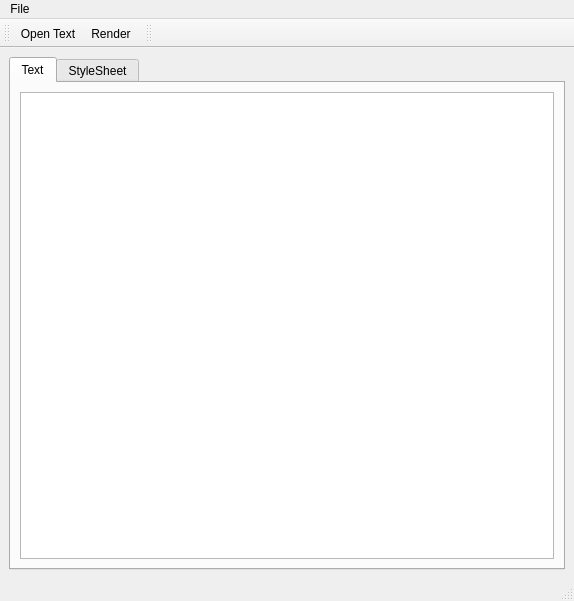
The window that gui/main.ui (rafaelmartins/rst2pdf) describes before a commit, drawn with Qt 5.
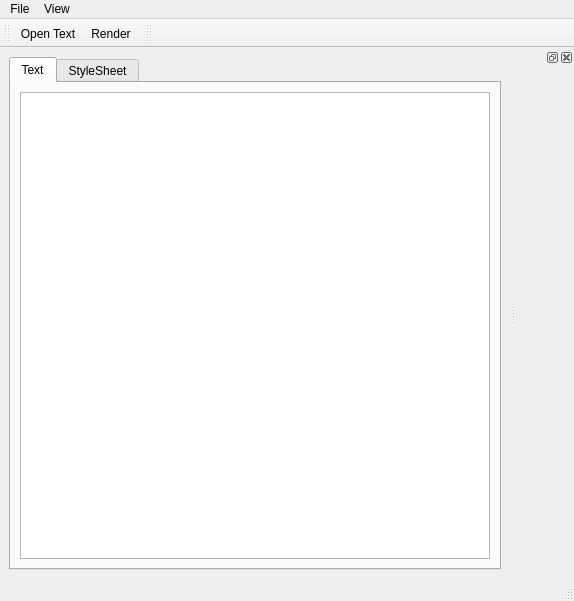
The same window after the commit. Icons and pictures are not drawn. Custom widgets are drawn as their Qt base class.

Commit message: Changed preview to dockwidget, added toggle preview option.

```diff
--- a/gui/main.ui
+++ b/gui/main.ui
@@ -14,18 +14,8 @@
    <string>MainWindow</string>
   </property>
   <widget class="QWidget" name="centralWidget">
-   <layout class="QVBoxLayout" name="verticalLayout">
+   <layout class="QHBoxLayout" name="horizontalLayout_3">
     <item>
-     <widget class="QSplitter" name="splitter">
-      <property name="sizePolicy">
-       <sizepolicy hsizetype="Expanding" vsizetype="Expanding">
-        <horstretch>0</horstretch>
-        <verstretch>0</verstretch>
-       </sizepolicy>
-      </property>
-      <property name="orientation">
-       <enum>Qt::Horizontal</enum>
-      </property>
       <widget class="QTabWidget" name="tabWidget">
        <property name="sizePolicy">
         <sizepolicy hsizetype="Expanding" vsizetype="Expanding">
@@ -69,7 +59,6 @@
         </layout>
        </widget>
       </widget>
-     </widget>
     </item>
    </layout>
   </widget>
@@ -97,7 +86,13 @@
     <addaction name="actionSave_PDF"/>
     <addaction name="actionSaveAs_PDF"/>
    </widget>
+   <widget class="QMenu" name="menuView">
+    <property name="title">
+     <string>View</string>
+    </property>
+   </widget>
    <addaction name="menuText"/>
+   <addaction name="menuView"/>
   </widget>
   <widget class="QToolBar" name="toolBar">
    <property name="windowTitle">
@@ -123,6 +118,12 @@
     <bool>false</bool>
    </attribute>
   </widget>
+  <widget class="QDockWidget" name="dock">
+   <attribute name="dockWidgetArea">
+    <number>2</number>
+   </attribute>
+   <widget class="QWidget" name="dockWidgetContents"/>
+  </widget>
   <action name="actionLoad_Text">
    <property name="icon">
     <iconset resource="icons.qrc">
```
Left out of the diff: 5 changed lines with no effect on the pictures. Lines whose indentation alone changed are shown as unchanged. The commit also changes 2 other files.
